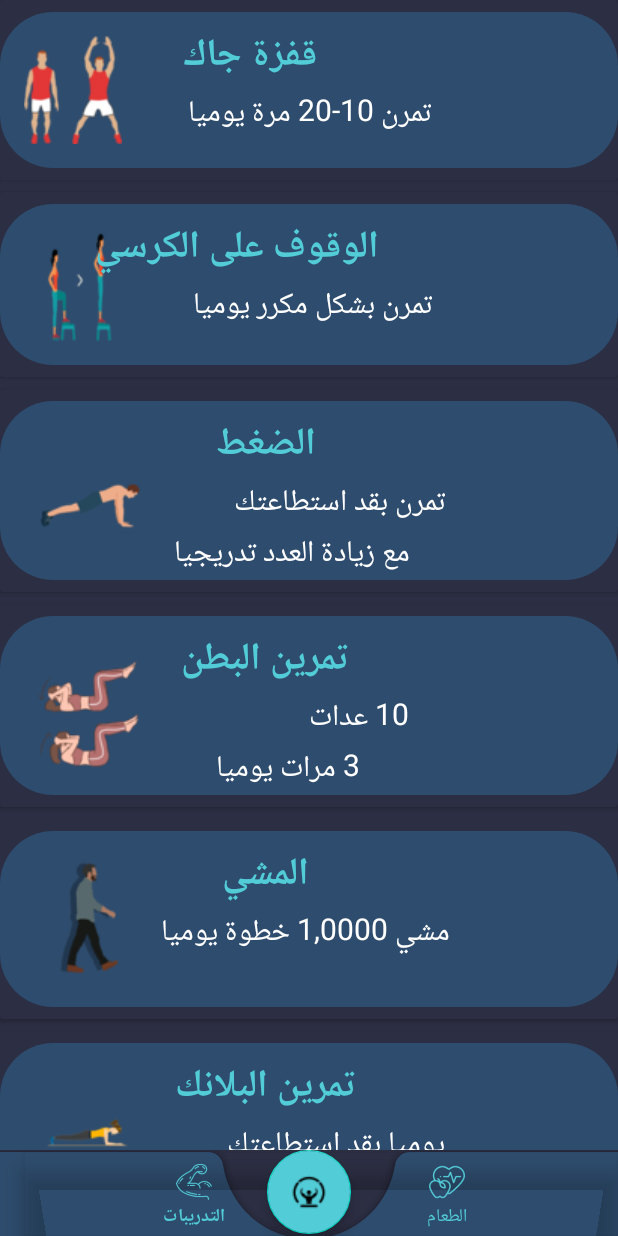
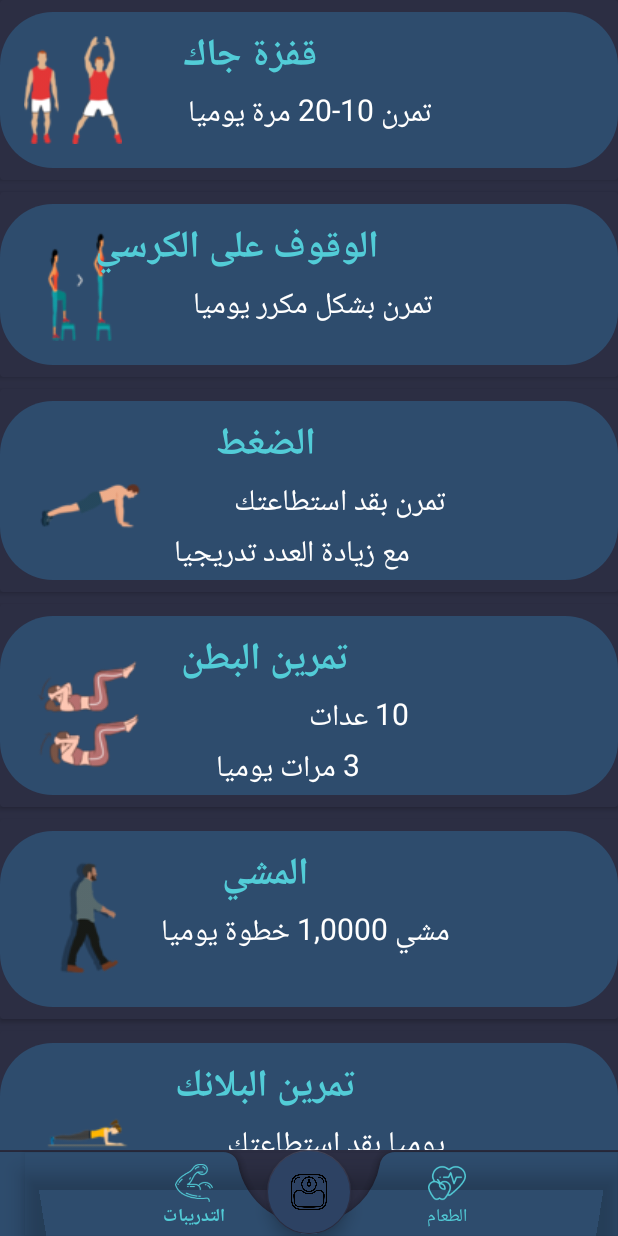
Before and after one commit to fahad-gisy/FitnessApp, an Android app: the fragment WorkoutFragment placed in its activity, on a phone screen of 412 x 824 dp. Run offline under Robolectric (Android 15) with nearby library versions, the phone set to English and light mode, and no system bars.

Commit message:
some main good looking float disable back button

```diff
--- a/app/build.gradle
+++ b/app/build.gradle
@@ -45,4 +45,6 @@ dependencies {
     androidTestImplementation 'androidx.test.espresso:espresso-core:3.4.0'
     implementation 'com.mikhaellopez:circularprogressbar:3.1.0'
     implementation 'com.airbnb.android:lottie:3.0.7'
+
+
 }
--- a/app/src/main/java/com/example/bmigo/MainActivity.kt
+++ b/app/src/main/java/com/example/bmigo/MainActivity.kt
@@ -1,5 +1,6 @@
 package com.example.bmigo
 
+import android.app.Activity
 import android.content.Intent
 import android.os.Bundle
 import android.provider.DocumentsContract
@@ -11,8 +12,11 @@ import androidx.fragment.app.Fragment
 import androidx.fragment.app.FragmentTransaction
 import com.airbnb.lottie.LottieAnimationView
 import com.google.android.material.bottomnavigation.BottomNavigationView
-
-var bottomNavigationView: BottomNavigationView? = null
+import com.google.android.material.floatingactionbutton.FloatingActionButton
+import java.io.FileInputStream
+var fragment:Fragment? = null
+var bottomNavigationView:BottomNavigationView? = null
+var floatingButtonBmi:FloatingActionButton? = null
 class MainActivity : AppCompatActivity() {
 
     var button: Button? = null
@@ -43,6 +47,7 @@ class MainActivity : AppCompatActivity() {
         imageView = findViewById(R.id.imgVr)
         bottomNavigationView = findViewById(R.id.bottomNavView)
         frameLayout = findViewById(R.id.container)
+        floatingButtonBmi = findViewById(R.id.flotBMI)
     }
 
     private fun clickBtn() {
@@ -76,7 +81,7 @@ class MainActivity : AppCompatActivity() {
                     var fragmentTransaction: FragmentTransaction =
                         supportFragmentManager.beginTransaction()
                     fragmentTransaction.replace(R.id.container, WorkoutFragment(), "WORKOUT")
-                    fragmentTransaction.addToBackStack("WORKOUT")
+//                    fragmentTransaction.addToBackStack("WORKOUT")
                     fragmentTransaction.commit()
 
                 }
@@ -84,7 +89,7 @@ class MainActivity : AppCompatActivity() {
                     var fragmentTransaction: FragmentTransaction =
                         supportFragmentManager.beginTransaction()
                     fragmentTransaction.replace(R.id.container, HealthyFoodFragment(), "HealthFood")
-                    fragmentTransaction.addToBackStack("HealthFood")
+//                    fragmentTransaction.addToBackStack("HealthFood")
                     fragmentTransaction.commit()
 
                 }
@@ -95,5 +100,10 @@ class MainActivity : AppCompatActivity() {
 
     }
 
+    override fun onBackPressed() {
+//        super.onBackPressed()
+
+
+    }
 
 }
--- a/app/src/main/java/com/example/bmigo/WorkoutFragment.kt
+++ b/app/src/main/java/com/example/bmigo/WorkoutFragment.kt
@@ -1,5 +1,6 @@
 package com.example.bmigo
 
+import android.content.Intent
 import android.os.Bundle
 import androidx.fragment.app.Fragment
 import android.view.LayoutInflater
@@ -31,15 +32,23 @@ var listView:RecyclerView? = null
 
         super.onViewCreated(view, savedInstanceState)
         connectVs(view)
+        floatMain()
         recycler()
 
-        if (requireFragmentManager().backStackEntryCount > 1){
-            requireFragmentManager().popBackStack()
-        }
     }
     private fun connectVs(view: View) {
         bottomNavigationView = view.findViewById(R.id.bottomNavView)
         listView = view.findViewById(R.id.workoutLIST)
+    }
+
+    private fun floatMain(){
+        var intent:Intent
+        floatingButtonBmi?.setOnClickListener {
+            intent = Intent(requireContext(),MainActivity::class.java)
+            intent.addFlags(Intent.FLAG_ACTIVITY_NO_ANIMATION)
+            startActivity(intent)
+
+        }
     }
 
 private fun recycler(){
--- a/app/src/main/res/layout/activity_main.xml
+++ b/app/src/main/res/layout/activity_main.xml
@@ -59,7 +59,7 @@
             android:layout_alignParentEnd="true"
             android:text="Cm"
             android:textColor="@color/blue"
-            android:textSize="20dp"
+            android:textSize="25dp"
             android:layout_marginTop="77dp"
             app:layout_constraintBottom_toBottomOf="@+id/ETheight"
             app:layout_constraintEnd_toEndOf="parent"
@@ -70,7 +70,7 @@
             android:id="@+id/textView2"
             android:layout_width="wrap_content"
             android:layout_height="wrap_content"
-            android:layout_marginBottom="25dp"
+            android:layout_marginBottom="20dp"
             android:text="@string/height"
             android:textColor="@color/blue"
             android:textSize="30dp"
@@ -82,7 +82,7 @@
         <EditText
             android:id="@+id/ETheight"
             android:layout_width="match_parent"
-            android:layout_height="wrap_content"
+            android:layout_height="30dp"
             android:layout_marginStart="80dp"
             android:layout_marginTop="15dp"
             android:layout_marginEnd="55dp"
@@ -106,7 +106,7 @@
             android:layout_marginTop="24dp"
             android:text="Kg"
             android:textColor="@color/blue"
-            android:textSize="20dp"
+            android:textSize="25dp"
             app:layout_constraintBottom_toBottomOf="@+id/EDweight"
             app:layout_constraintEnd_toEndOf="parent"
             app:layout_constraintStart_toEndOf="@+id/EDweight"
@@ -115,7 +115,7 @@
         <EditText
             android:id="@+id/EDweight"
             android:layout_width="match_parent"
-            android:layout_height="wrap_content"
+            android:layout_height="30dp"
             android:layout_alignBottom="@id/wightTV"
             android:layout_marginStart="80dp"
             android:layout_marginTop="25dp"
@@ -133,7 +133,7 @@
             android:layout_width="wrap_content"
             android:layout_height="wrap_content"
             android:layout_marginTop="4dp"
-            android:layout_marginBottom="40dp"
+            android:layout_marginBottom="20dp"
             android:text="الوزن"
             android:textColor="@color/blue"
             android:textSize="30dp"
@@ -196,7 +196,7 @@
             android:layout_gravity="bottom"
             android:background="@color/DarkBlue"
             android:backgroundTint="@color/DarkBlue"
-            app:fabCradleMargin="30dp"
+            app:fabCradleMargin="20dp"
             app:fabCradleRoundedCornerRadius="10dp"
             >
 
@@ -208,6 +208,7 @@
                 android:background="@android:color/transparent"
                 app:itemIconTint="@color/blue"
                 app:itemTextColor="@color/blue"
+                app:itemIconSize="25dp"
                 app:menu="@menu/nav_bottom_menu"/>
 
 
@@ -217,10 +218,10 @@
             android:id="@+id/flotBMI"
             android:layout_width="wrap_content"
             android:layout_height="wrap_content"
-            android:background="@color/black"
             android:layout_marginBottom="1dp"
-            android:backgroundTint="@color/blue"
-            android:src="@drawable/bmi"
+            android:backgroundTint="#2D4263"
+            app:backgroundTint="@color/DarkThem"
+            android:src="@drawable/scales"
             app:layout_anchor="@+id/bottomNavBar"
             app:layout_anchorGravity="center" />
 
--- a/build.gradle
+++ b/build.gradle
@@ -3,9 +3,10 @@ buildscript {
     repositories {
         google()
         mavenCentral()
+
     }
     dependencies {
-        classpath "com.android.tools.build:gradle:7.0.3"
+        classpath 'com.android.tools.build:gradle:7.0.4'
         classpath 'org.jetbrains.kotlin:kotlin-gradle-plugin:1.6.10'
 
         // NOTE: Do not place your application dependencies here; they belong
```
Also changed, not shown: app/src/main/java/com/example/bmigo/HealthyFoodFragment.kt (+9 -12 lines), app/src/main/res/drawable/scales.png (added).
